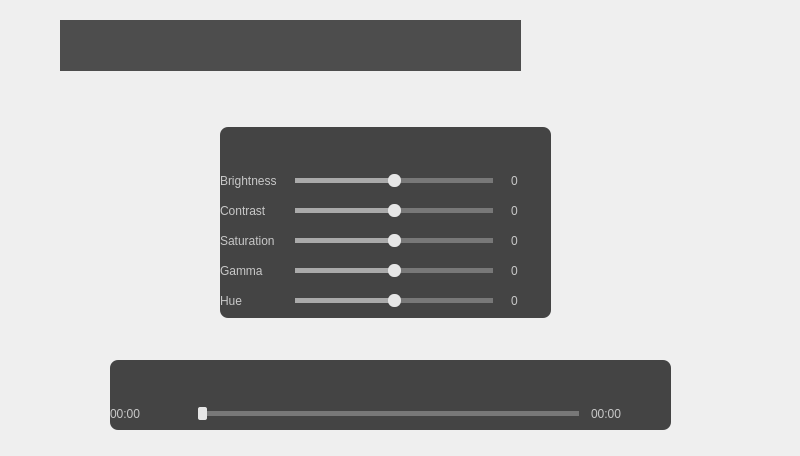
Above: src/modernwindow.ui from coslyk/moonplayer before the change. Below: the same form after it.
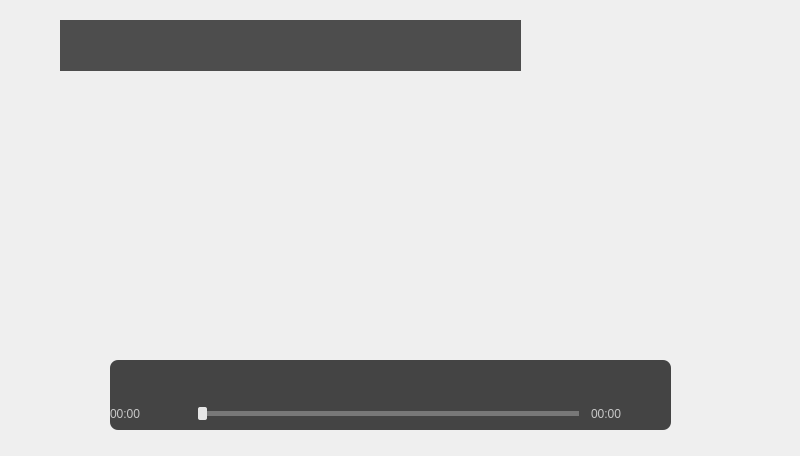
That is the form after the change. Icons and pictures are not drawn.

Commit message: Equalizer is back

Patch:
```diff
--- a/src/modernwindow.ui
+++ b/src/modernwindow.ui
@@ -14,197 +14,6 @@
    <string>MainWindow</string>
   </property>
   <widget class="QWidget" name="centralwidget">
-   <widget class="QWidget" name="equalizerWidget" native="true">
-    <property name="geometry">
-     <rect>
-      <x>220</x>
-      <y>127</y>
-      <width>331</width>
-      <height>191</height>
-     </rect>
-    </property>
-    <property name="styleSheet">
-     <string notr="true">QWidget#equalizerWidget {
-    background: rgba(50, 50, 50, 230);
-    border-radius: 8px;
-}
-
-QLabel {
-    color: rgb(200, 200, 200);
-}
-
-QSlider::groove:horizontal {
-    height: 1px;
-    margin: 0px 0px;
-    left: 12px; right: 12px;
-    border: 2px solid #999999;
-}
-QSlider::handle:horizontal {
-    border: 0px solid #5c5c5c;
-    border-radius: 6px;
-    background: rgb(230, 230, 230);
-    width: 13px;
-    margin: -6px -6px -6px -6px;
-}
-QSlider::sub-page:horizontal{
-    background: rgb(170, 170, 170);
-}
-QSlider::add-page:horizontal{
-    background: rgb(120, 120, 120);
-}</string>
-    </property>
-    <layout class="QGridLayout" name="gridLayout_2">
-     <item row="2" column="2">
-      <widget class="QLabel" name="constrastLabel">
-       <property name="text">
-        <string>0</string>
-       </property>
-      </widget>
-     </item>
-     <item row="1" column="2">
-      <widget class="QLabel" name="brightnessLabel">
-       <property name="text">
-        <string>0</string>
-       </property>
-      </widget>
-     </item>
-     <item row="4" column="0">
-      <widget class="QLabel" name="label_4">
-       <property name="text">
-        <string>Gamma</string>
-       </property>
-      </widget>
-     </item>
-     <item row="5" column="1">
-      <widget class="QSlider" name="hueSlider">
-       <property name="minimum">
-        <number>-10</number>
-       </property>
-       <property name="maximum">
-        <number>10</number>
-       </property>
-       <property name="orientation">
-        <enum>Qt::Horizontal</enum>
-       </property>
-      </widget>
-     </item>
-     <item row="4" column="2">
-      <widget class="QLabel" name="gammaLabel">
-       <property name="text">
-        <string>0</string>
-       </property>
-      </widget>
-     </item>
-     <item row="3" column="2">
-      <widget class="QLabel" name="saturationLabel">
-       <property name="text">
-        <string>0</string>
-       </property>
-      </widget>
-     </item>
-     <item row="5" column="0">
-      <widget class="QLabel" name="label_5">
-       <property name="text">
-        <string>Hue</string>
-       </property>
-      </widget>
-     </item>
-     <item row="2" column="0">
-      <widget class="QLabel" name="label_2">
-       <property name="text">
-        <string>Contrast</string>
-       </property>
-      </widget>
-     </item>
-     <item row="1" column="0">
-      <widget class="QLabel" name="label">
-       <property name="text">
-        <string>Brightness</string>
-       </property>
-      </widget>
-     </item>
-     <item row="2" column="1">
-      <widget class="QSlider" name="contrastSlider">
-       <property name="minimum">
-        <number>-10</number>
-       </property>
-       <property name="maximum">
-        <number>10</number>
-       </property>
-       <property name="orientation">
-        <enum>Qt::Horizontal</enum>
-       </property>
-      </widget>
-     </item>
-     <item row="0" column="2">
-      <widget class="QPushButton" name="hideEqualizerButton">
-       <property name="toolTip">
-        <string>Close</string>
-       </property>
-       <property name="icon">
-        <iconset resource="icons.qrc">
-         <normaloff>:/modern_ui/close.png</normaloff>:/modern_ui/close.png</iconset>
-       </property>
-       <property name="flat">
-        <bool>true</bool>
-       </property>
-      </widget>
-     </item>
-     <item row="3" column="1">
-      <widget class="QSlider" name="saturationSlider">
-       <property name="minimum">
-        <number>-10</number>
-       </property>
-       <property name="maximum">
-        <number>10</number>
-       </property>
-       <property name="orientation">
-        <enum>Qt::Horizontal</enum>
-       </property>
-      </widget>
-     </item>
-     <item row="4" column="1">
-      <widget class="QSlider" name="gammaSlider">
-       <property name="minimum">
-        <number>-10</number>
-       </property>
-       <property name="maximum">
-        <number>10</number>
-       </property>
-       <property name="orientation">
-        <enum>Qt::Horizontal</enum>
-       </property>
-      </widget>
-     </item>
-     <item row="5" column="2">
-      <widget class="QLabel" name="hueLabel">
-       <property name="text">
-        <string>0</string>
-       </property>
-      </widget>
-     </item>
-     <item row="3" column="0">
-      <widget class="QLabel" name="label_3">
-       <property name="text">
-        <string>Saturation</string>
-       </property>
-      </widget>
-     </item>
-     <item row="1" column="1">
-      <widget class="QSlider" name="brightnessSlider">
-       <property name="minimum">
-        <number>-10</number>
-       </property>
-       <property name="maximum">
-        <number>10</number>
-       </property>
-       <property name="orientation">
-        <enum>Qt::Horizontal</enum>
-       </property>
-      </widget>
-     </item>
-    </layout>
-   </widget>
    <widget class="QWidget" name="controllerWidget" native="true">
     <property name="geometry">
      <rect>
```
The commit also changes 6 other files.
